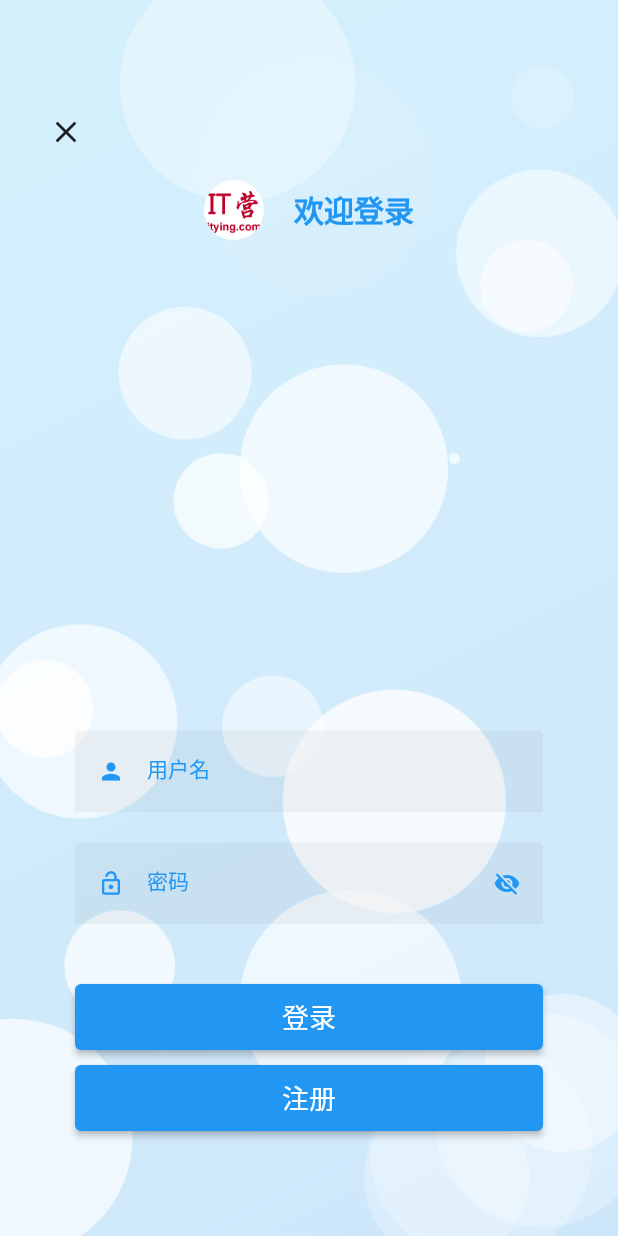
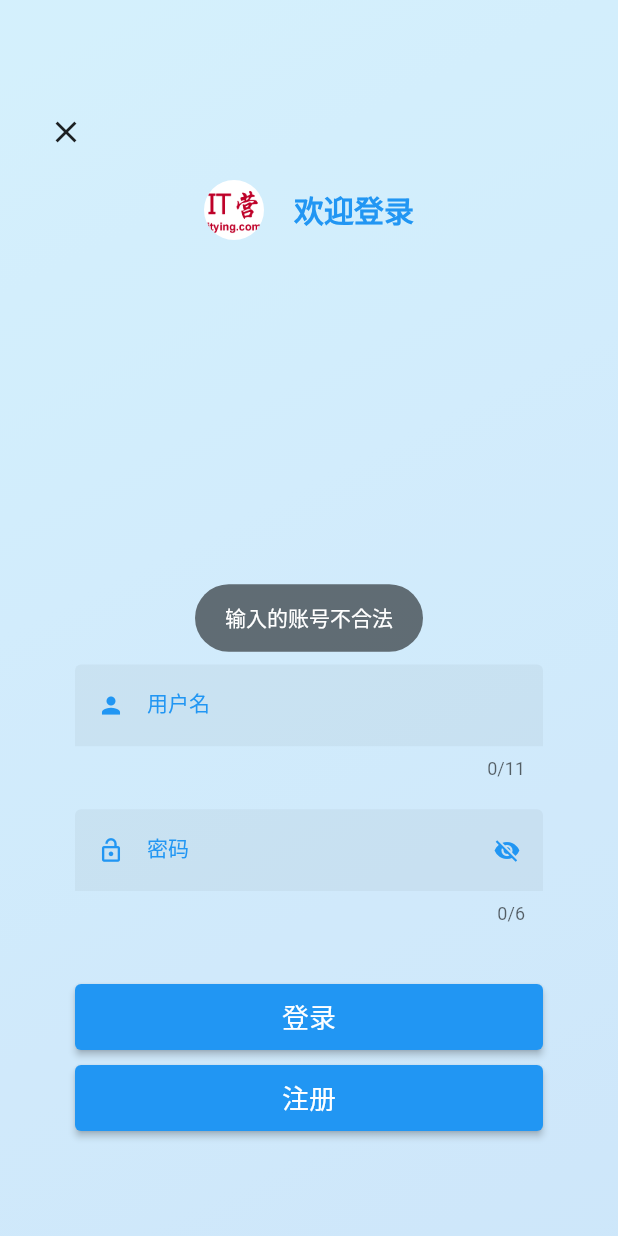
Before and after one commit to c1earlove/flutter_ho, a Flutter app: the LoginPage screen opened directly, after a tap on "登录", on a phone screen of 412 x 824 dp. Run offline on Flutter 3.47's test engine with Material 2 defaults, Android fonts, the phone set to English and light mode, and no system bars; our stand-ins replace dio, fluttertoast, package_info, permission_handler, shared_preferences, stack_trace and 2 more; accounts and stored records are empty.

Commit message:
添加网络依赖 设备信息 键盘新增属性

```diff
--- a/flutter_ho/lib/src/custom_widget/custom_textfield_widget.dart
+++ b/flutter_ho/lib/src/custom_widget/custom_textfield_widget.dart
@@ -31,6 +31,8 @@ class CustomTextFieldWidget extends StatelessWidget {
   /// 键盘类型
   final TextInputType keyboardType;
 
+  /// 输入框最大长度
+  final int maxLength;
   const CustomTextFieldWidget({
     Key key,
     this.hintText,
@@ -43,12 +45,14 @@ class CustomTextFieldWidget extends StatelessWidget {
     this.submit,
     this.rightIconTap,
     this.keyboardType = TextInputType.phone,
+    this.maxLength,
   }) : super(key: key);
 
   @override
   Widget build(BuildContext context) {
     //构建输入框
     return TextField(
+      maxLength: maxLength,
       focusNode: focusNode,
       controller: controller,
       //实时输入回调
--- a/flutter_ho/lib/src/pages/login/login_page.dart
+++ b/flutter_ho/lib/src/pages/login/login_page.dart
@@ -5,6 +5,7 @@ import 'package:flutter_ho/src/custom_widget/custom_textfield_widget.dart';
 import 'package:flutter_ho/src/pages/bubble/bubble_widget.dart';
 import 'package:flutter_ho/src/utils/constant_string.dart';
 import 'package:flutter_ho/src/utils/log_util.dart';
+import 'package:flutter_ho/src/utils/toast_util.dart';
 
 class LoginPage extends StatefulWidget {
   LoginPage({Key key}) : super(key: key);
@@ -24,7 +25,13 @@ class _LoginPageState extends State<LoginPage> {
   @override
   Widget build(BuildContext context) {
     return Scaffold(
-      body: Container(
+      body: GestureDetector(
+        // 空白点击 收起键盘
+        onTap: () {
+          _userNameNode.unfocus();
+          _passwordNode.unfocus();
+        },
+        child: Container(
           width: double.infinity,
           height: double.infinity,
           child: Stack(
@@ -32,9 +39,9 @@ class _LoginPageState extends State<LoginPage> {
               // 第一层 背景
               buildBackground(),
               // 第二层 气泡
-            Positioned.fill(
-              child: BubbleWidget(),
-            ),
+              // Positioned.fill(
+              //   child: BubbleWidget(),
+              // ),
               // 第三层 高斯模糊
               Positioned.fill(
                 child: BackdropFilter(
@@ -74,7 +81,17 @@ class _LoginPageState extends State<LoginPage> {
                             fontSize: 18,
                           ),
                         ),
-                      onPressed: () {},
+                        onPressed: () {
+                          if (_userNameEditController.text.length != 11) {
+                            ToastUtil.showToast(message: "输入的账号不合法");
+                            return;
+                          }
+                          if (_passwordEditController.text.length != 6) {
+                            ToastUtil.showToast(message: "输入的密码不合法");
+                            return;
+                          }
+                          goLogin();
+                        },
                       ),
                     ),
                     SizedBox(
@@ -103,13 +120,19 @@ class _LoginPageState extends State<LoginPage> {
             ],
           ),
         ),
+      ),
     );
   }
 
   CustomTextFieldWidget buildPasswordTF() {
     return CustomTextFieldWidget(
       hintText: "密码",
-      submit: (value) {},
+      maxLength: 6,
+      submit: (value) {
+        if (value.length < 6) {
+          ToastUtil.showToast(message: "请输入6位以上的密码");
+        }
+      },
       focusNode: _passwordNode,
       prefixIconData: Icons.lock_open_outlined,
       suffixIconData: _isPasswordShow ? Icons.visibility_off : Icons.visibility,
@@ -129,11 +152,13 @@ class _LoginPageState extends State<LoginPage> {
       focusNode: _userNameNode,
       prefixIconData: Icons.person,
       controller: _userNameEditController,
-      keyboardType: TextInputType.number,
+      keyboardType: TextInputType.text,
+      maxLength: 11,
       submit: (value) {
         kLog("输入完成 -- $value");
         if (value.length < 11) {
           kLog("输入账号不合规则 -- $value");
+          ToastUtil.showToast(message: "输入账号不合规则 ");
           FocusScope.of(context).requestFocus(_userNameNode);
           return;
         }
@@ -214,4 +239,17 @@ class _LoginPageState extends State<LoginPage> {
       ),
     );
   }
+
+  // 去登录
+  void goLogin() {
+    String userName = _userNameEditController.text;
+    String password = _passwordEditController.text;
+    Map userInfo = {
+      "mobile": userName,
+      "password": password,
+    };
+    // 模拟登录成功
+
+    Navigator.of(context).pop(true);
   }
+}
--- /dev/null
+++ b/flutter_ho/lib/src/utils/toast_util.dart
@@ -0,0 +1,24 @@
+import 'package:flutter/material.dart';
+import 'package:flutter_ho/src/utils/color_util.dart';
+import 'package:fluttertoast/fluttertoast.dart';
+
+class ToastUtil {
+  static void showToast({String message = "加载中..."}) {
+    // 根据消息长度决定自动消失时间
+    double multiplier = 0.5;
+    double flag = message.length * 0.06 + 0.5;
+    // 计算显示时间
+    int timeInsecForIOS = (multiplier * flag).round();
+    // 如果已显示 先取消已有的
+    Fluttertoast.cancel();
+    // 显示toast
+    Fluttertoast.showToast(
+      msg: message,
+      backgroundColor: Colors.black54,
+      // 居中展示
+      gravity: ToastGravity.CENTER,
+      timeInSecForIosWeb: timeInsecForIOS,
+      textColor: Colors.white,
+    );
+  }
+}
--- a/flutter_ho/pubspec.yaml
+++ b/flutter_ho/pubspec.yaml
@@ -28,6 +28,9 @@ dependencies:
   shared_preferences: ^0.5.12+4
   path_provider: ^1.6.24
   video_player: ^1.0.1
+  fluttertoast: ^7.1.6
+  dio: ^3.0.10
+  package_info: ^0.4.3+2
 
   # The following adds the Cupertino Icons font to your application.
   # Use with the CupertinoIcons class for iOS style icons.
```
Also changed, not shown: flutter_ho/lib/src/utils/network/dio_util.dart (added, +217 -0 lines), flutter_ho/lib/src/utils/network/http_helper.dart (added, +10 -0 lines), flutter_ho/lib/src/utils/network/log_interceptor.dart (added, +52 -0 lines), flutter_ho/pubspec.lock, 1 other file. Lines whose indentation alone changed are shown as unchanged.
